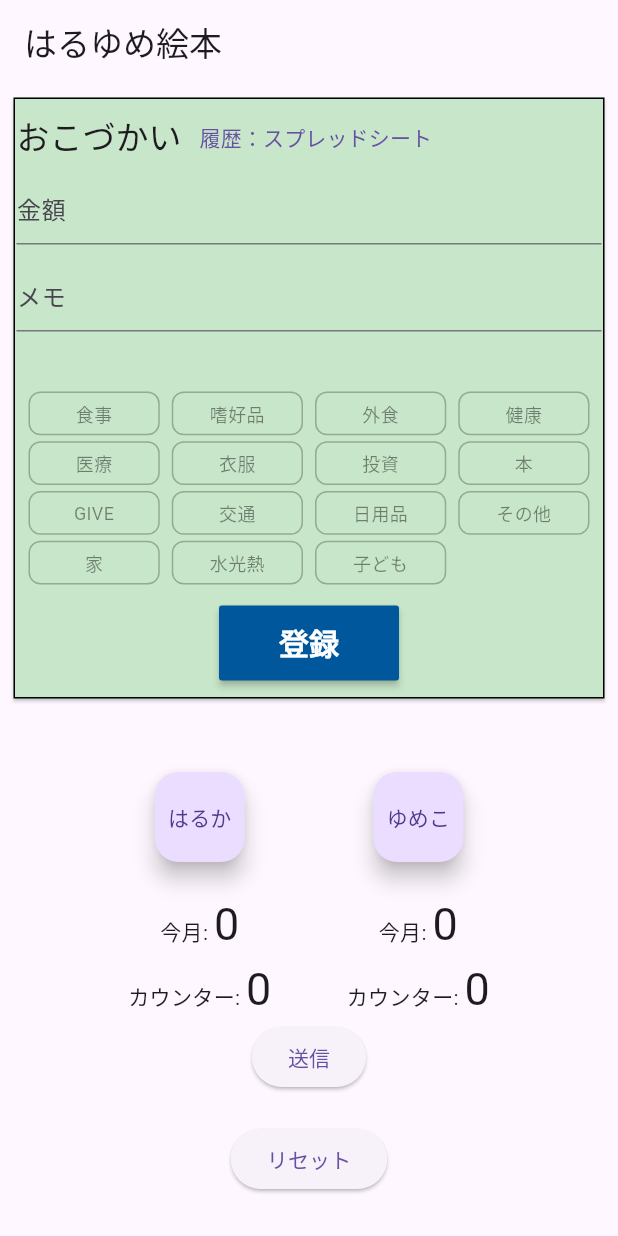
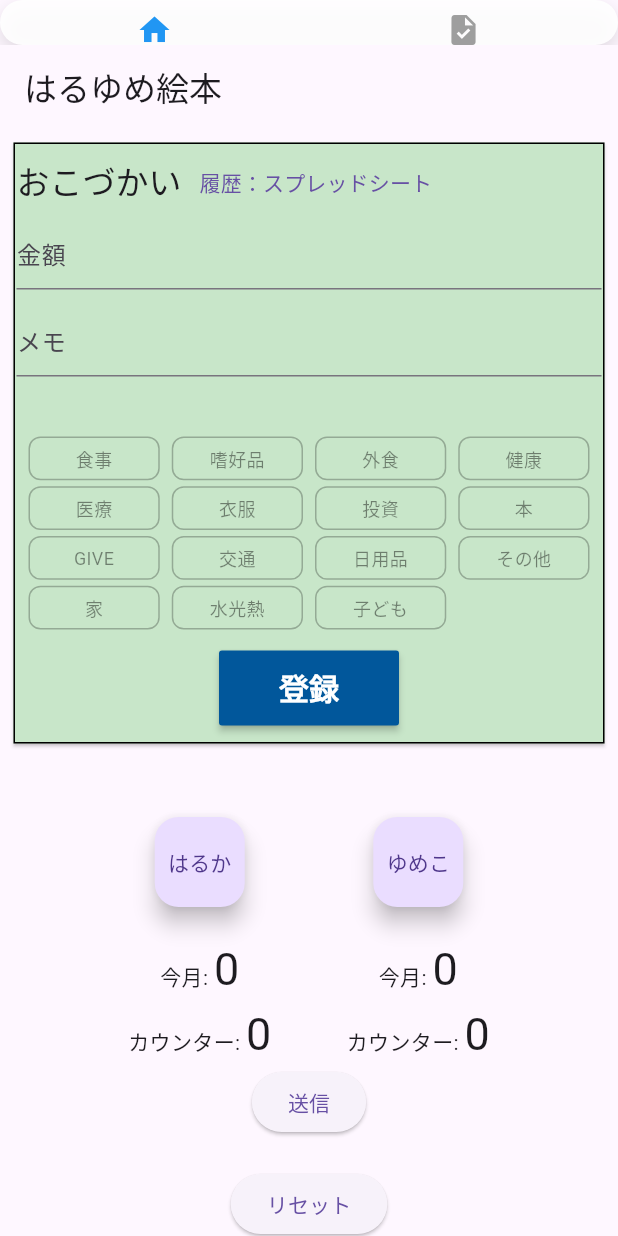
Before and after one commit to yoichiyy/haruyume2024, a Flutter app: the screen it shows after launch, on a phone screen of 412 x 824 dp. Run offline on Flutter 3.47's test engine with Material 3 defaults, Android fonts, the phone set to English and light mode, and no system bars; our stand-ins replace audioplayers, cloud_firestore, confetti, firebase_auth, firebase_core, shared_preferences and 1 more; accounts and stored records are empty; network calls fail.

Commit message:
めいそう中９１３

```diff
--- a/lib/main.dart
+++ b/lib/main.dart
@@ -1,6 +1,7 @@
 import 'package:firebase_core/firebase_core.dart';
 import 'package:flutter/material.dart';
-import 'home_page.dart';
+import 'package:myapp/main_page.dart';
+
 import 'settings/firebase_options.dart';
 
 void main() async {
@@ -18,7 +19,7 @@ class MyApp extends StatelessWidget {
   Widget build(BuildContext context) {
     return const MaterialApp(
       title: 'はるゆめAPP',
-      home: HomePage(), // ログインを省略し、直接HomePageを表示
+      home: MainPage(),
     );
   }
 }
--- /dev/null
+++ b/lib/main_page.dart
@@ -0,0 +1,84 @@
+import 'package:flutter/material.dart';
+import 'package:myapp/pages/task_monster.dart';
+
+import 'home_page.dart';
+
+class MainPage extends StatefulWidget {
+  const MainPage({super.key});
+
+  @override
+  MainPageState createState() => MainPageState();
+}
+
+class MainPageState extends State<MainPage> {
+  int _currentIndex = 0; // デフォルトでHomePageを表示
+
+  // ページのリスト
+  final List<Widget> _pages = [
+    const HomePage(),
+    const TaskMonster(),
+  ];
+
+  // ページを切り替える関数
+  void _onMenuTap(int index) {
+    setState(() {
+      _currentIndex = index;
+    });
+  }
+
+  @override
+  Widget build(BuildContext context) {
+    return Scaffold(
+      // 現在のページを表示
+      body: SafeArea(
+        child: Column(
+          children: [
+            // ナビゲーションバー
+            Container(
+              height: 30.0, // ナビゲーションバーの高さ
+              // margin: const EdgeInsets.symmetric(horizontal: 16, vertical: 20),
+              // padding: const EdgeInsets.symmetric(vertical: 8, horizontal: 16),
+              decoration: BoxDecoration(
+                color: Colors.white.withOpacity(0.9),
+                borderRadius: BorderRadius.circular(30),
+                boxShadow: const [
+                  BoxShadow(
+                    color: Colors.black12,
+                    blurRadius: 10,
+                    offset: Offset(0, 5),
+                  ),
+                ],
+              ),
+              child: Row(
+                mainAxisAlignment: MainAxisAlignment.spaceAround,
+                children: [
+                  // HomePageへのボタン
+                  IconButton(
+                    icon: Icon(
+                      Icons.home,
+                      color: _currentIndex == 0 ? Colors.blue : Colors.grey,
+                    ),
+                    onPressed: () => _onMenuTap(0),
+                    tooltip: 'Home',
+                  ),
+                  // TaskMonsterへのボタン
+                  IconButton(
+                    icon: Icon(
+                      Icons.task,
+                      color: _currentIndex == 1 ? Colors.blue : Colors.grey,
+                    ),
+                    onPressed: () => _onMenuTap(1),
+                    tooltip: 'おばけ',
+                  ),
+                ],
+              ),
+            ),
+            Expanded(
+              child: _pages[_currentIndex],
+            ),
+          ],
+        ),
+      ),
+    );
+  }
+}
--- a/lib/pages/task_monster.dart
+++ b/lib/pages/task_monster.dart
@@ -40,7 +40,7 @@ class _TaskMonsterState extends State<TaskMonster> {
 
   Future<void> _playSound() async {
     try {
-      await _audioPlayer!.setSource(AssetSource('sword.mp3'));
+      await _audioPlayer!.setSource(AssetSource('assets/sword.mp3'));
       await _audioPlayer!.setVolume(1.0);
       await _audioPlayer!.resume();
       HapticFeedback.mediumImpact(); // バイブレーション
@@ -75,7 +75,7 @@ class _TaskMonsterState extends State<TaskMonster> {
                   crossAxisAlignment: CrossAxisAlignment.center,
                   children: <Widget>[
                     Expanded(
-                      child: Image.asset('images/shoggoth.png'),
+                      child: Image.asset('assets/shoggoth.png'),
                     ),
                   ],
                 ),
```
Also changed, not shown: lib/倉庫/home_page_archived.dart (renamed from lib/pages/home_page.dart), lib/倉庫/main_copy.dart (renamed from lib/main_copy.dart), lib/倉庫/routine_button.dart (renamed from lib/widgets/routine_button.dart), lib/倉庫/サインインバックアップ.dart (renamed from lib/user/サインインバックアップ.dart).
